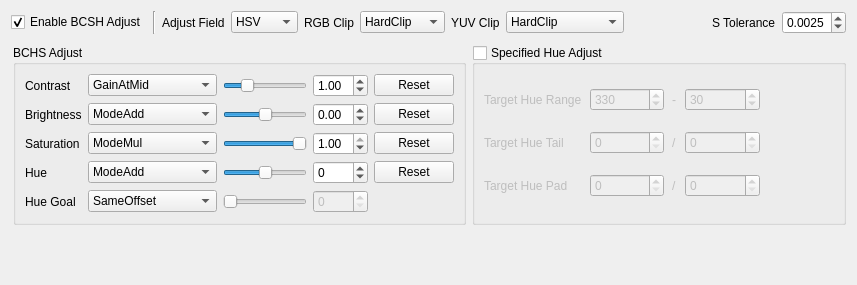
FaiScofield/hwpq_verify, file script/verify_tool_app/ui/hsv_ui.ui: the form before one commit.
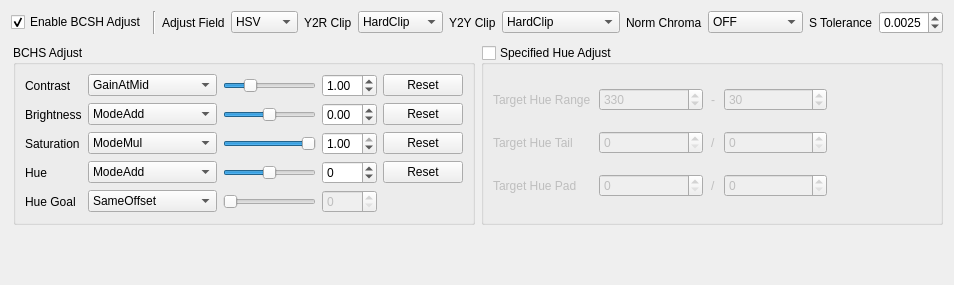
The form after the commit.

Commit message: feat[hsv_ui]: YCbCr域新增S归一化模式(NormByPix/NormBySec)；钳位选项重命名为Y2R/Y2Y并调整使能逻辑

What changed in the file:
```diff
--- a/script/verify_tool_app/ui/hsv_ui.ui
+++ b/script/verify_tool_app/ui/hsv_ui.ui
@@ -6,7 +6,7 @@
    <rect>
     <x>0</x>
     <y>0</y>
-    <width>857</width>
+    <width>950</width>
     <height>285</height>
    </rect>
   </property>
@@ -96,7 +96,7 @@
      <item>
       <widget class="QLabel" name="label_clip">
        <property name="text">
-        <string>RGB Clip</string>
+        <string>Y2R Clip</string>
        </property>
       </widget>
      </item>
@@ -125,7 +125,7 @@
      <item>
       <widget class="QLabel" name="label_2">
        <property name="text">
-        <string>YUV Clip</string>
+        <string>Y2Y Clip</string>
        </property>
       </widget>
      </item>
@@ -156,6 +156,35 @@
        </item>
       </widget>
      </item>
+     <item>
+      <widget class="QLabel" name="label_normYuv">
+       <property name="text">
+        <string>Norm Chroma</string>
+       </property>
+      </widget>
+     </item>
+     <item>
+      <widget class="QComboBox" name="comboBox_normYuvChroma">
+       <property name="enabled">
+        <bool>true</bool>
+       </property>
+       <item>
+        <property name="text">
+         <string>OFF</string>
+        </property>
+       </item>
+       <item>
+        <property name="text">
+         <string>NormByPix</string>
+        </property>
+       </item>
+       <item>
+        <property name="text">
+         <string>NormBySec</string>
+        </property>
+       </item>
+      </widget>
+     </item>
      <item>
       <spacer name="horizontalSpacer_enable">
        <property name="orientation">
```
Left out of the diff: 14 changed lines with no effect on the pictures. The commit also changes 1 other file.
